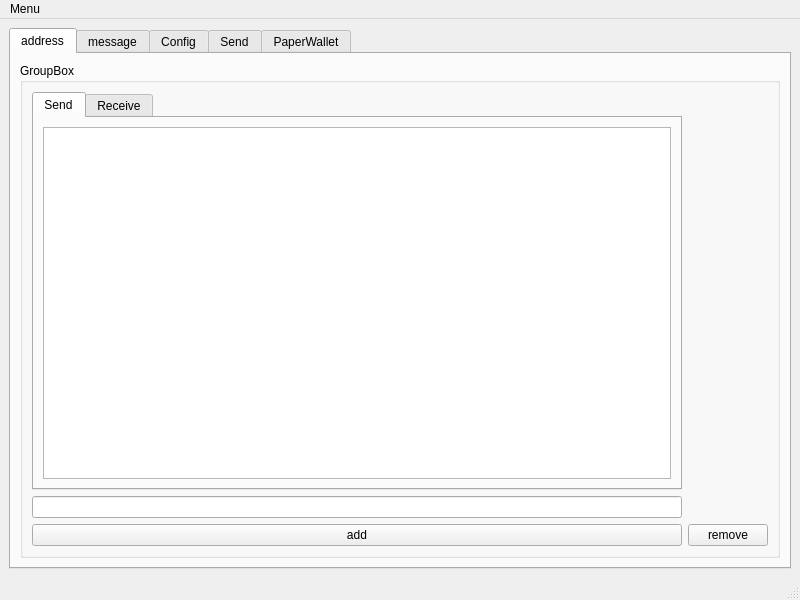
First picture: the form in lite/mainwindow.ui, repository netpipe/Ethereum-QWallet, before the edit.
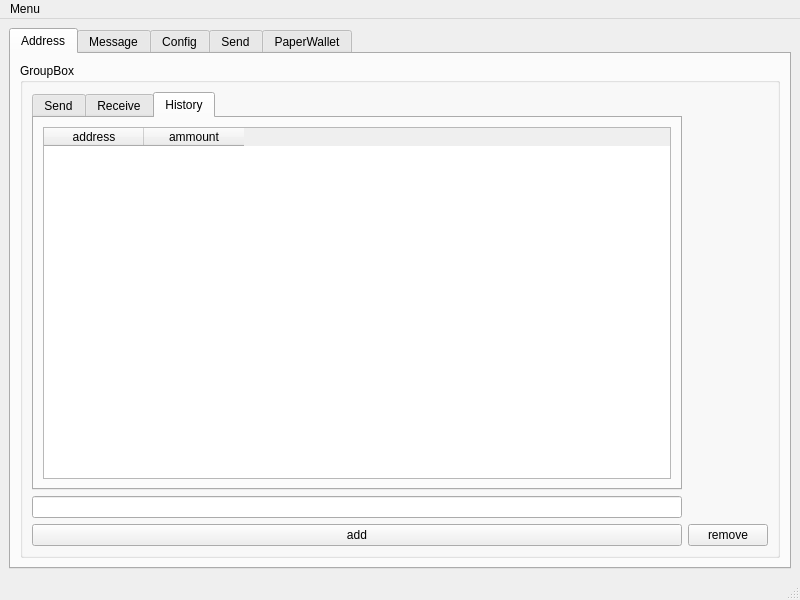
Second picture: the form after the edit. The open tabs and pages were chosen to show the change.

Patch:
```diff
--- a/lite/mainwindow.ui
+++ b/lite/mainwindow.ui
@@ -22,7 +22,7 @@
       </property>
       <widget class="QWidget" name="tab">
        <attribute name="title">
-        <string>address</string>
+        <string>Address</string>
        </attribute>
        <layout class="QGridLayout" name="gridLayout_5">
         <item row="0" column="0">
@@ -51,7 +51,7 @@
            <item row="0" column="0">
             <widget class="QTabWidget" name="tabWidget_2">
              <property name="currentIndex">
-              <number>0</number>
+              <number>2</number>
              </property>
              <widget class="QWidget" name="tab_5">
               <attribute name="title">
@@ -59,7 +59,18 @@
               </attribute>
               <layout class="QGridLayout" name="gridLayout_6">
                <item row="0" column="0">
-                <widget class="QTableWidget" name="tableWidget"/>
+                <widget class="QTableWidget" name="tableWidget">
+                 <column>
+                  <property name="text">
+                   <string>address</string>
+                  </property>
+                 </column>
+                 <column>
+                  <property name="text">
+                   <string>name</string>
+                  </property>
+                 </column>
+                </widget>
                </item>
               </layout>
              </widget>
@@ -69,7 +80,28 @@
               </attribute>
               <layout class="QGridLayout" name="gridLayout_7">
                <item row="0" column="0">
-                <widget class="QTableWidget" name="tableWidget_2"/>
+                <widget class="QListWidget" name="listWidget"/>
+               </item>
+              </layout>
+             </widget>
+             <widget class="QWidget" name="tab_7">
+              <attribute name="title">
+               <string>History</string>
+              </attribute>
+              <layout class="QGridLayout" name="gridLayout_11">
+               <item row="0" column="0">
+                <widget class="QTableWidget" name="tableWidget_2">
+                 <column>
+                  <property name="text">
+                   <string>address</string>
+                  </property>
+                 </column>
+                 <column>
+                  <property name="text">
+                   <string>ammount</string>
+                  </property>
+                 </column>
+                </widget>
                </item>
               </layout>
              </widget>
@@ -82,7 +114,7 @@
       </widget>
       <widget class="QWidget" name="tab_2">
        <attribute name="title">
-        <string>message</string>
+        <string>Message</string>
        </attribute>
        <layout class="QGridLayout" name="gridLayout">
         <item row="5" column="2">
```
Left out of the diff: 2 changed lines with no effect on the pictures.
